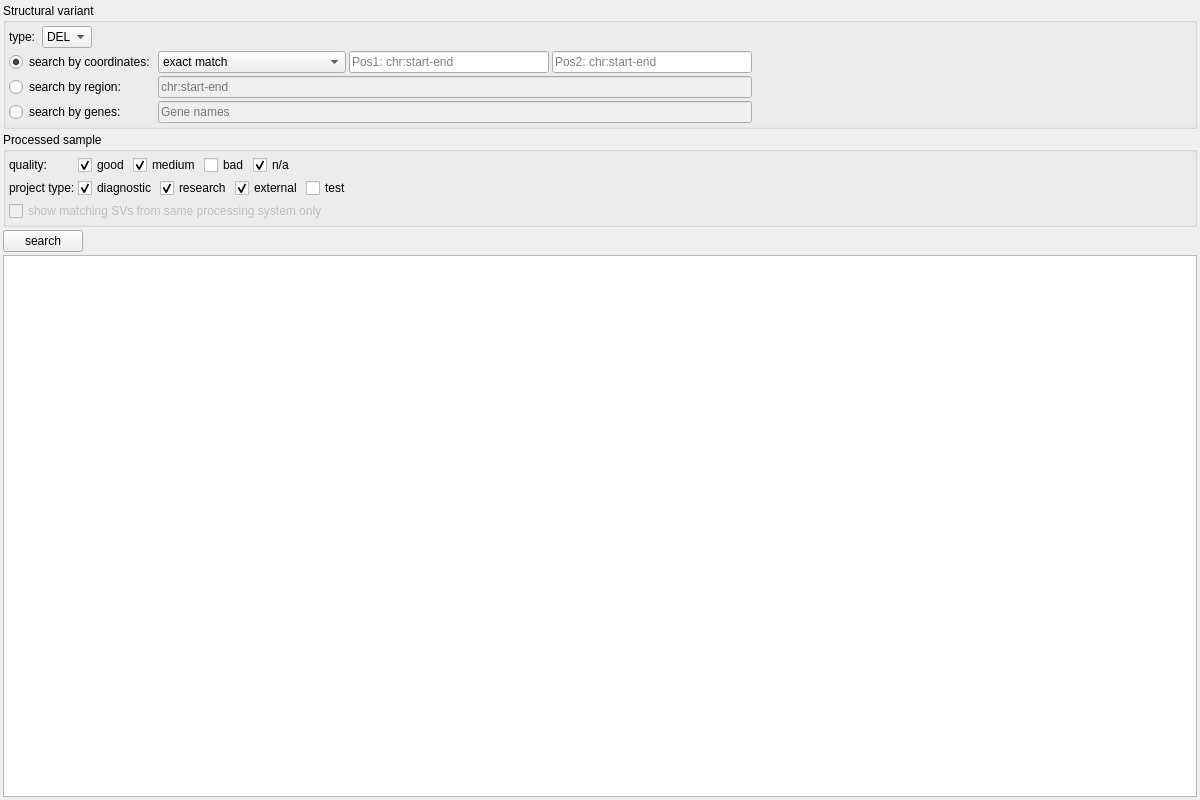
Qt form src/GSvar/SvSearchWidget.ui (imgag/ngs-bits) before a commit.
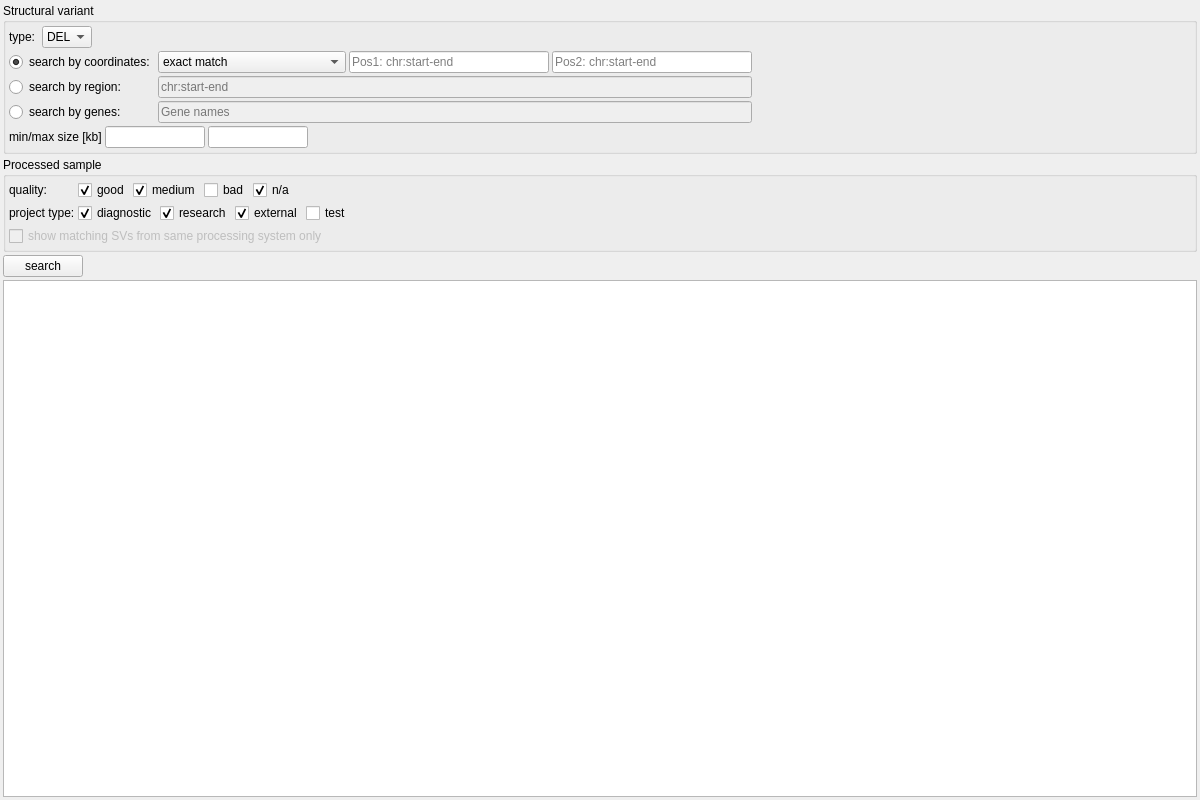
The same form after that commit. Custom widgets are drawn as their Qt base class.

Commit message: GSvar: added min/max size filter to SV search (#268)

Patch:
```diff
--- a/src/GSvar/SvSearchWidget.ui
+++ b/src/GSvar/SvSearchWidget.ui
@@ -252,6 +252,68 @@
         </item>
        </layout>
       </item>
+      <item>
+       <layout class="QHBoxLayout" name="horizontalLayout_2">
+        <property name="spacing">
+         <number>3</number>
+        </property>
+        <item>
+         <widget class="QLabel" name="label">
+          <property name="toolTip">
+           <string>Size constraints. Only applied to DEL, DUP and INV.</string>
+          </property>
+          <property name="text">
+           <string>min/max size [kb]</string>
+          </property>
+         </widget>
+        </item>
+        <item>
+         <widget class="QLineEdit" name="size_min_kb">
+          <property name="maximumSize">
+           <size>
+            <width>100</width>
+            <height>16777215</height>
+           </size>
+          </property>
+          <property name="text">
+           <string/>
+          </property>
+          <property name="alignment">
+           <set>Qt::AlignBottom|Qt::AlignLeading|Qt::AlignLeft</set>
+          </property>
+         </widget>
+        </item>
+        <item>
+         <widget class="QLineEdit" name="size_max_kb">
+          <property name="maximumSize">
+           <size>
+            <width>100</width>
+            <height>16777215</height>
+           </size>
+          </property>
+          <property name="text">
+           <string/>
+          </property>
+          <property name="alignment">
+           <set>Qt::AlignBottom|Qt::AlignLeading|Qt::AlignLeft</set>
+          </property>
+         </widget>
+        </item>
+        <item>
+         <spacer name="horizontalSpacer_3">
+          <property name="orientation">
+           <enum>Qt::Horizontal</enum>
+          </property>
+          <property name="sizeHint" stdset="0">
+           <size>
+            <width>40</width>
+            <height>20</height>
+           </size>
+          </property>
+         </spacer>
+        </item>
+       </layout>
+      </item>
      </layout>
     </widget>
    </item>
```
Left out of the diff: 2 changed lines with no effect on the pictures. The commit also changes 1 other file.
